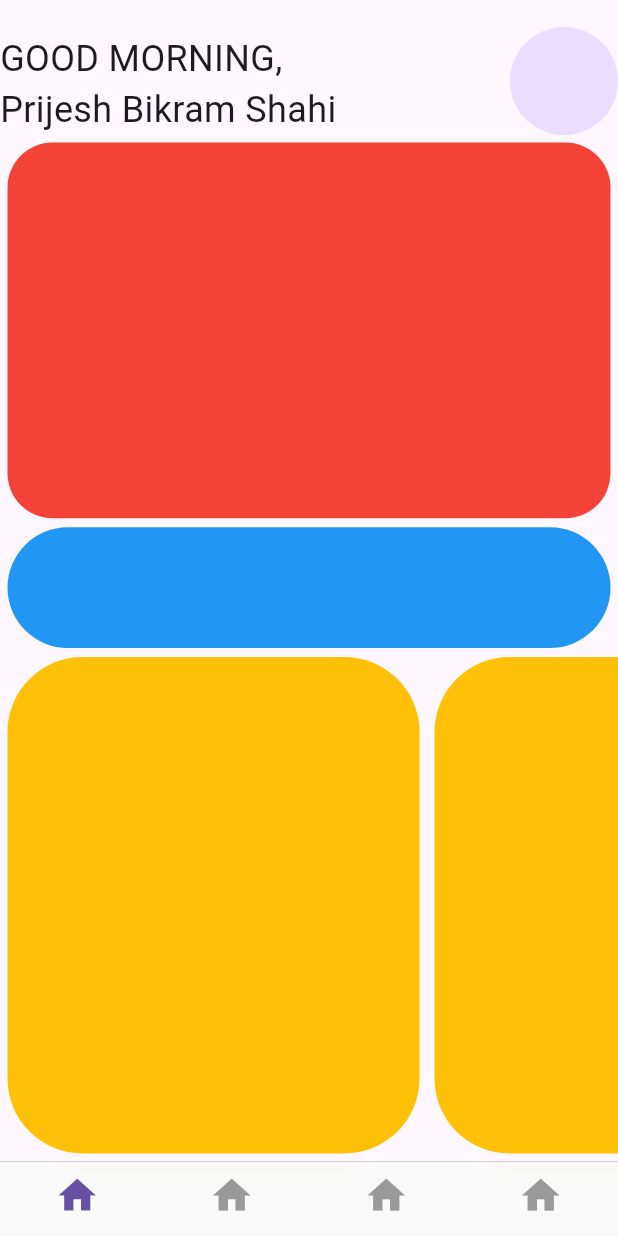
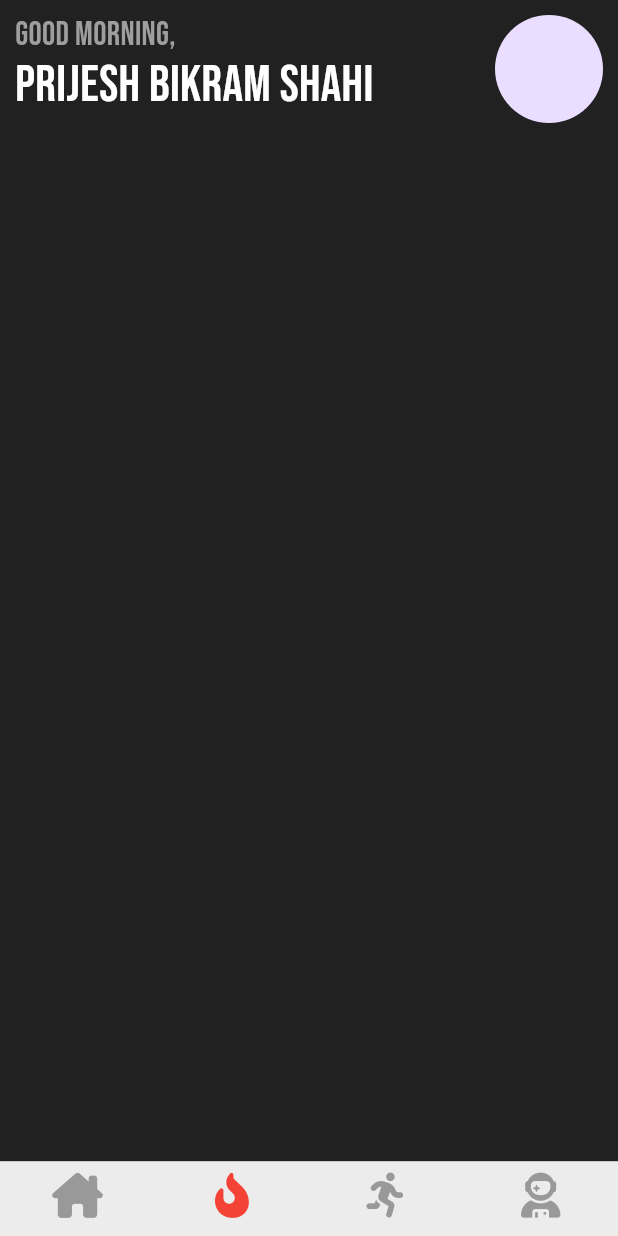
Before and after one commit to PrijeshBikramShahi/Rep_Radar, a Flutter app: the screen it shows after launch, on a phone screen of 412 x 824 dp. Run offline on Flutter 3.47's test engine with Material 3 defaults, Android fonts, the phone set to English and light mode, and no system bars; our stand-ins replace font_awesome_flutter, google_fonts.

Commit message:
homepage outline complete

```diff
--- a/lib/screens/dashboard.dart
+++ b/lib/screens/dashboard.dart
@@ -10,6 +10,8 @@ class Dashboard extends StatefulWidget {
 class _DashboardState extends State<Dashboard> {
   @override
   Widget build(BuildContext context) {
-    return Container();
+    return Container(
+
+    );
   }
 }
--- a/lib/screens/homepage.dart
+++ b/lib/screens/homepage.dart
@@ -1,5 +1,6 @@
 import 'package:flutter/cupertino.dart';
 import 'package:flutter/material.dart';
+import 'package:font_awesome_flutter/font_awesome_flutter.dart';
 import 'package:rep_radar/screens/dashboard.dart';
 import 'package:rep_radar/screens/homescreen.dart';
 import 'package:rep_radar/screens/profile.dart';
@@ -14,7 +15,7 @@ class HomePage extends StatefulWidget {
 }
 
 class _HomePageState extends State<HomePage> {
-  int _currentIndex = 0;
+  int _currentIndex = 1;
 
   List<Widget> _pages = [
     Homescreen(),
@@ -26,22 +27,24 @@ class _HomePageState extends State<HomePage> {
   @override
   Widget build(BuildContext context) {
     return Scaffold(
+      backgroundColor: Colors.grey[900],
         appBar: PreferredSize(preferredSize: Size(0, 90), child: Appbar()),
         body: _pages[_currentIndex],
         bottomNavigationBar: CupertinoTabBar(
+          activeColor: Colors.red,
           currentIndex: _currentIndex,
           items: [
             BottomNavigationBarItem(
-              icon: Icon(Icons.home),
+              icon: FaIcon(FontAwesomeIcons.houseChimney),
             ),
             BottomNavigationBarItem(
-              icon: Icon(Icons.home),
+              icon: FaIcon(FontAwesomeIcons.fireFlameCurved),
             ),
             BottomNavigationBarItem(
-              icon: Icon(Icons.home),
+              icon: FaIcon(FontAwesomeIcons.personRunning),
             ),
             BottomNavigationBarItem(
-              icon: Icon(Icons.home),
+              icon: FaIcon(FontAwesomeIcons.userAstronaut),
             ),
           ],
           onTap: (value) {
--- a/lib/utils/shared/appbar.dart
+++ b/lib/utils/shared/appbar.dart
@@ -1,4 +1,6 @@
 import 'package:flutter/material.dart';
+import 'package:google_fonts/google_fonts.dart';
+import 'package:rep_radar/utils/shared/fontstyles.dart';
 
 class Appbar extends StatefulWidget {
   const Appbar({super.key});
@@ -8,6 +10,7 @@ class Appbar extends StatefulWidget {
 }
 
 class _AppbarState extends State<Appbar> {
+  MyFontStyle _fontStyle = MyFontStyle();
   @override
   Widget build(BuildContext context) {
     return AppBar(
@@ -18,16 +21,35 @@ class _AppbarState extends State<Appbar> {
         child: Row(
           mainAxisAlignment: MainAxisAlignment.spaceBetween,
           children: [
-            Column(
+            Padding(
+              padding: const EdgeInsets.all(10.0),
+              child: Column(
+                mainAxisSize: MainAxisSize.max,
                 mainAxisAlignment: MainAxisAlignment.end,
+                crossAxisAlignment: CrossAxisAlignment.start,
                 children: [
                   Text(
-                  "GOOD MORNING,\nPrijesh Bikram Shahi",
-                  style: TextStyle(fontSize: 24),
+                    "GOOD MORNING,",
+                    textHeightBehavior: TextHeightBehavior(
+                      applyHeightToFirstAscent: false,
+                      applyHeightToLastDescent: false,
+                    ),
+                    style: _fontStyle.greetText,
+                  ),
+                  Text(
+                    "Prijesh Bikram Shahi",
+                    textHeightBehavior: TextHeightBehavior(
+                      applyHeightToFirstAscent: false,
+                      applyHeightToLastDescent: true,
+                    ),
+                    style: _fontStyle.userName,
                   ),
                 ],
               ),
-            Column(
+            ),
+            Padding(
+              padding: const EdgeInsets.all(10.0),
+              child: Column(
                 mainAxisAlignment: MainAxisAlignment.end,
                 children: [
                   CircleAvatar(
@@ -35,6 +57,7 @@ class _AppbarState extends State<Appbar> {
                   ),
                 ],
               ),
+            ),
           ],
         ),
       ),
--- /dev/null
+++ b/lib/utils/shared/fontstyles.dart
@@ -0,0 +1,13 @@
+import 'package:flutter/material.dart';
+import 'package:google_fonts/google_fonts.dart';
+
+class MyFontStyle {
+  TextStyle userName = GoogleFonts.bebasNeue(
+    fontSize: 34,
+    color: Colors.white
+  );
+  TextStyle greetText = GoogleFonts.bebasNeue(
+    fontSize: 22,
+    color: Colors.grey
+  );
+}
--- a/pubspec.yaml
+++ b/pubspec.yaml
@@ -36,6 +36,7 @@ dependencies:
   # Use with the CupertinoIcons class for iOS style icons.
   cupertino_icons: ^1.0.2
   google_fonts: ^6.1.0
+  font_awesome_flutter: ^10.6.0
 
 dev_dependencies:
   flutter_test:
```
Also changed, not shown: pubspec.lock, 3 other files. Lines whose indentation alone changed are shown as unchanged.
